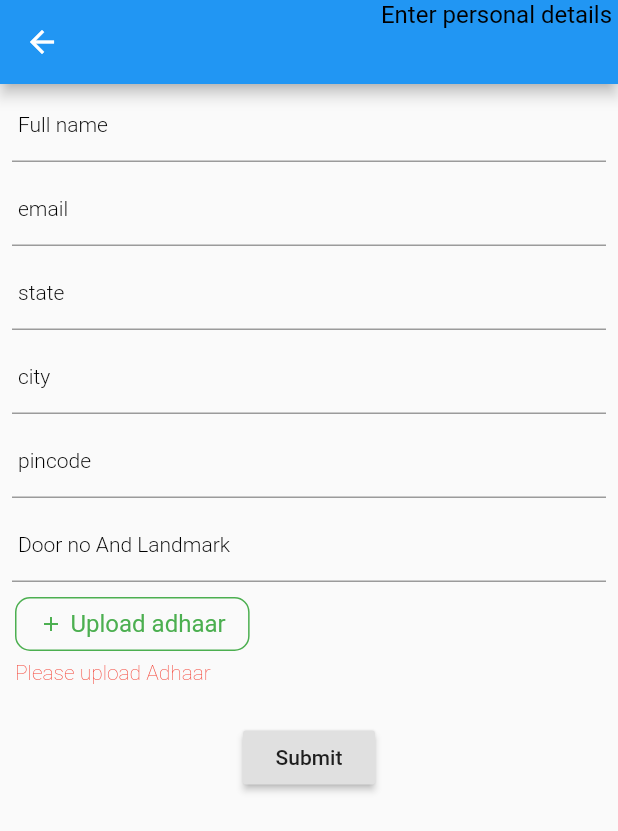
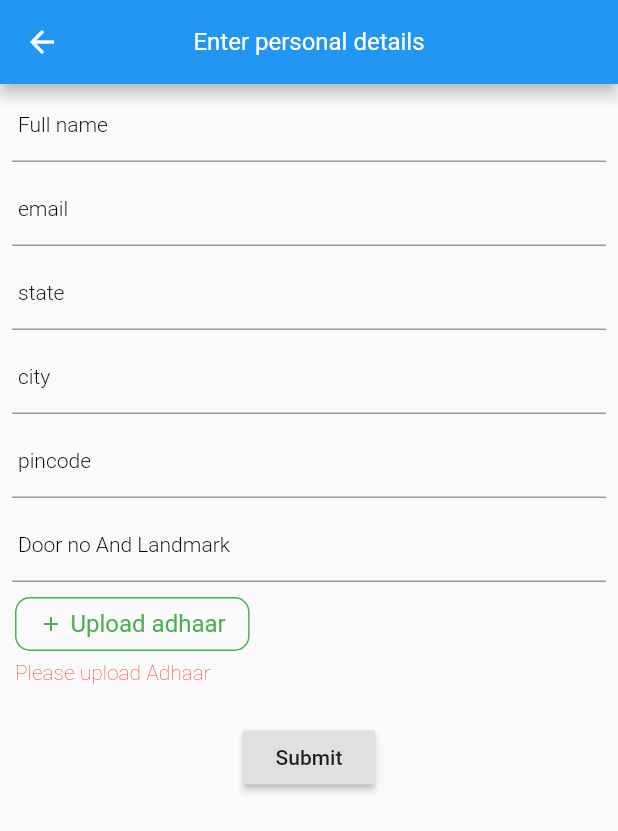
Before and after one commit to santoshparshetty/co-run, a Flutter app: the PersonalDetails screen opened by its route, on a phone screen of 412 x 824 dp. Shown: the top 831 px of the screen. Run offline on Flutter 3.47's test engine with Material 2 defaults, Android fonts, the light colour scheme and no system bars; our stand-ins replace file_picker; missing offline and left inert: pdf_flutter.

Commit message:
pesonal detail page ui

```diff
--- a/co_run/lib/router/router.dart
+++ b/co_run/lib/router/router.dart
@@ -12,7 +12,7 @@ class MyRouter {
         return MaterialPageRoute(builder: (_) => Start());
       case Routes.demoScreen:
         return MaterialPageRoute(builder: (_) => DemoScreen());
-      case Routes.fileUpload:
+      case Routes.personalDetails:
         return MaterialPageRoute(builder: (_) => PersonalDetails());
 
       default:
--- a/co_run/lib/router/routes.dart
+++ b/co_run/lib/router/routes.dart
@@ -1,5 +1,5 @@
 class Routes {
   static const String start = '/start';
   static const String demoScreen = '/demoScreen';
-  static const String fileUpload = '/fileUpload';
+  static const String personalDetails = '/personalDetails';
 }
--- a/co_run/lib/screens/start.dart
+++ b/co_run/lib/screens/start.dart
@@ -39,10 +39,10 @@ class _StartState extends State<Start> {
               onPressed: () {
                 NavigationService.instance.pushNamed(
                   context,
-                  Routes.fileUpload,
+                  Routes.personalDetails,
                 );
               },
-              child: Text("file upload"),
+              child: Text("personalDetails"),
             ),
           ),
         ],
--- a/co_run/lib/screens/test_screens/personal_details.dart
+++ b/co_run/lib/screens/test_screens/personal_details.dart
@@ -38,14 +38,12 @@ class _PersonalDetailsState extends State<PersonalDetails> {
   Widget build(BuildContext context) {
     return Scaffold(
       appBar: AppBar(
-        actions: [
-          Text(
-            "Enter personal details ",
-            style: MyTheme.h6(
-                themeColor: MyColor.defaultColor,
-                fontWeight: FontWeight.normal),
-          ),
-        ],
+        centerTitle: true,
+        title: Text('Enter personal details',
+        style:MyTheme.h6(
+              themeColor: Colors.white,
+              fontWeight: FontWeight.normal),
+        ),
       ),
       body: SingleChildScrollView(
         child: Form(
```
